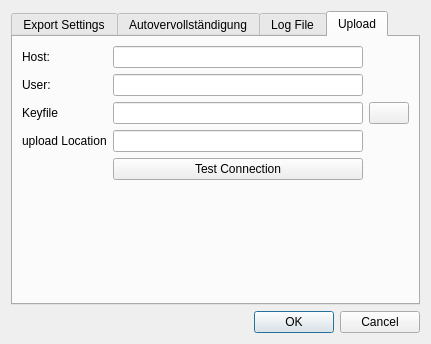
First picture: the form in godirec/data/ui/settings.ui, repository quitejonny/godirec, before the edit.
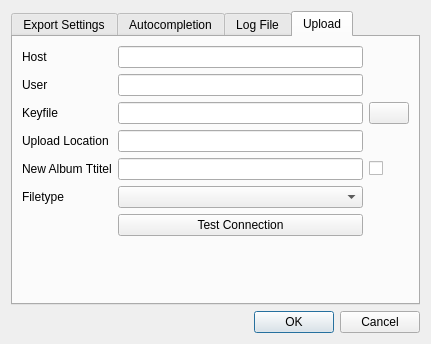
Second picture: the form after the edit. The open tabs and pages were chosen to show the change. Icons and pictures are not drawn.

Commit message: new structure in settings and get upload data

```diff
--- a/godirec/data/ui/settings.ui
+++ b/godirec/data/ui/settings.ui
@@ -63,7 +63,7 @@
        </widget>
        <widget class="QWidget" name="autoCom">
         <attribute name="title">
-         <string>Autovervollständigung</string>
+         <string>Autocompletion</string>
         </attribute>
         <layout class="QVBoxLayout" name="verticalLayout_3">
          <item>
@@ -149,6 +149,9 @@
         </attribute>
         <layout class="QGridLayout" name="gridLayout">
          <item row="5" column="2">
+          <widget class="QLineEdit" name="lineEditAlbumTitle"/>
+         </item>
+         <item row="8" column="2">
           <spacer name="verticalSpacer">
            <property name="orientation">
             <enum>Qt::Vertical</enum>
@@ -178,7 +181,7 @@
          <item row="0" column="0">
           <widget class="QLabel" name="label_2">
            <property name="text">
-            <string>Host:</string>
+            <string>Host</string>
            </property>
           </widget>
          </item>
@@ -188,7 +191,7 @@
          <item row="1" column="0">
           <widget class="QLabel" name="label_3">
            <property name="text">
-            <string>User:</string>
+            <string>User</string>
            </property>
           </widget>
          </item>
@@ -202,20 +205,44 @@
            </property>
           </widget>
          </item>
-         <item row="4" column="2">
+         <item row="7" column="2">
           <widget class="QPushButton" name="pushButtonTest">
            <property name="text">
             <string>Test Connection</string>
            </property>
           </widget>
          </item>
-         <item row="3" column="2">
+         <item row="4" column="2">
           <widget class="QLineEdit" name="lineEditUploadDir"/>
          </item>
-         <item row="3" column="0">
+         <item row="4" column="0">
           <widget class="QLabel" name="label_5">
            <property name="text">
-            <string>upload Location</string>
+            <string>Upload Location</string>
+           </property>
+          </widget>
+         </item>
+         <item row="6" column="2">
+          <widget class="QComboBox" name="comboBoxFiletype"/>
+         </item>
+         <item row="6" column="0">
+          <widget class="QLabel" name="label_7">
+           <property name="text">
+            <string>Filetype</string>
+           </property>
+          </widget>
+         </item>
+         <item row="5" column="0">
+          <widget class="QLabel" name="label_6">
+           <property name="text">
+            <string>New Album Ttitel</string>
+           </property>
+          </widget>
+         </item>
+         <item row="5" column="3">
+          <widget class="QCheckBox" name="checkBoxAlbumTitle">
+           <property name="text">
+            <string/>
            </property>
           </widget>
          </item>
```
Left out of the diff: 39 changed lines with no effect on the pictures. The commit also changes 1 other file.
